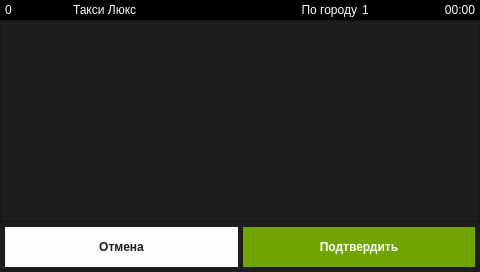
Above: indigotaxi.ui from koolkhel/wince-taximeter before the change. Below: the same form after it.
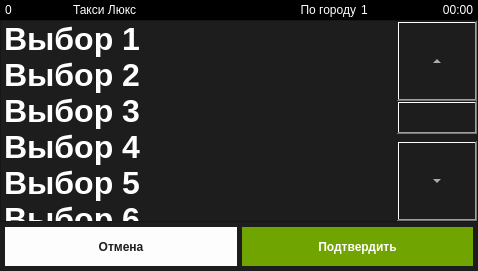
That is the form after the change. The open tabs and pages were chosen to show the change. Icons and pictures are not drawn.

The edit to the form file:
```diff
--- a/indigotaxi.ui
+++ b/indigotaxi.ui
@@ -6,8 +6,8 @@
    <rect>
     <x>0</x>
     <y>0</y>
-    <width>480</width>
-    <height>272</height>
+    <width>478</width>
+    <height>271</height>
    </rect>
   </property>
   <property name="sizePolicy">
@@ -198,6 +198,10 @@
 	background: #275883;
 }
 
+#trainCrossButton:checked {
+	background: #1d1d1d;
+}
+
 #directionValueButton {
 	background: #6c0144;
 }
@@ -246,6 +250,10 @@
 	/*background: #ff6401;*/
 	background: black;
 }
+
+#driverNameLineEdit {
+	color: black;
+}
 </string>
    </property>
    <layout class="QVBoxLayout" name="verticalLayout_10" stretch="0,100">
@@ -1977,6 +1985,36 @@
             <bold>true</bold>
            </font>
           </property>
+          <item>
+           <property name="text">
+            <string>Выбор 1</string>
+           </property>
+          </item>
+          <item>
+           <property name="text">
+            <string>Выбор 2</string>
+           </property>
+          </item>
+          <item>
+           <property name="text">
+            <string>Выбор 3</string>
+           </property>
+          </item>
+          <item>
+           <property name="text">
+            <string>Выбор 4</string>
+           </property>
+          </item>
+          <item>
+           <property name="text">
+            <string>Выбор 5</string>
+           </property>
+          </item>
+          <item>
+           <property name="text">
+            <string>Выбор 6</string>
+           </property>
+          </item>
          </widget>
         </item>
         <item>
```
Left out of the diff: 7 changed lines with no effect on the pictures.
